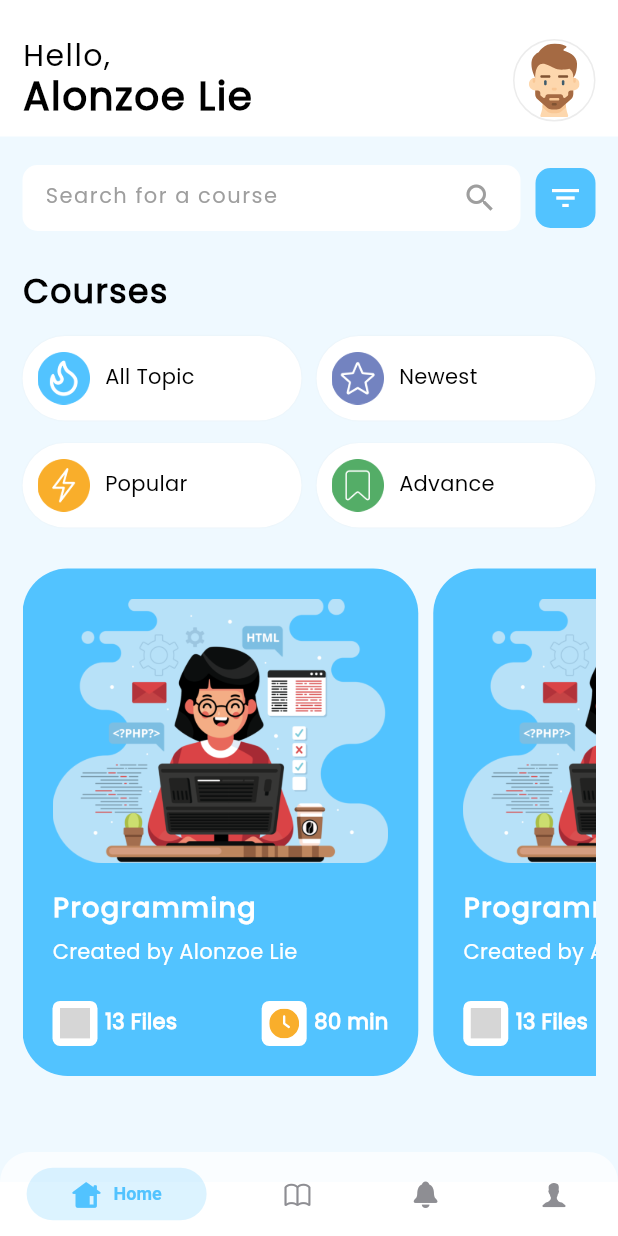
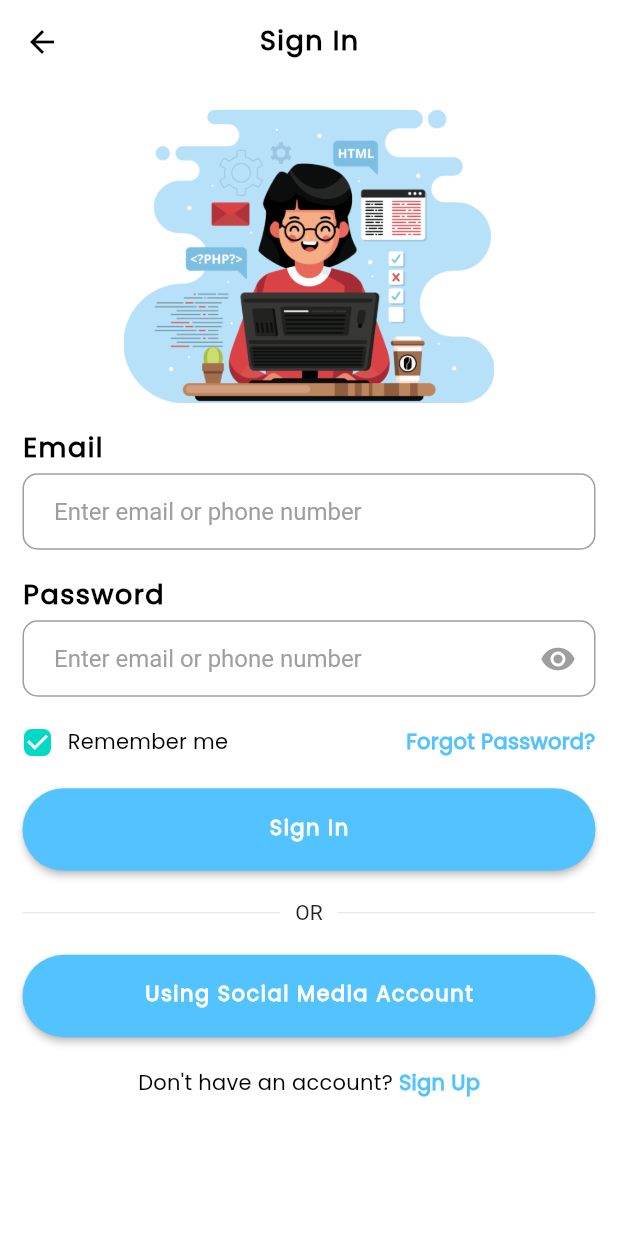
Before and after one commit to iqbaalee/online_course-UI, a Flutter app: the screen it shows after launch, after a tap on "Get Started", on a phone screen of 412 x 824 dp. Run offline on Flutter 3.47's test engine with Material 2 defaults, Android fonts, the phone set to English and light mode, and no system bars; drawn by our look-alikes of persistent_bottom_nav_bar; our stand-ins replace double_back_to_close, flutter_svg, get, video_player; network calls fail; grey boxes are pictures that could not be loaded.

Commit message:
update login view

```diff
--- /dev/null
+++ b/lib/app/components/custom_button.dart
@@ -0,0 +1,44 @@
+import 'package:flutter/material.dart';
+import 'package:online_course/app/utils/style.dart';
+
+class CustomButton extends StatelessWidget {
+  final String text;
+  final Function()? onTap;
+  final Color? color;
+  final Color? textColor;
+  final TextStyle? textStyle;
+  final double? radius;
+  final double? textSize;
+  const CustomButton({
+    super.key,
+    this.onTap,
+    required this.text,
+    this.color,
+    this.textColor,
+    this.textStyle,
+    this.radius,
+    this.textSize,
+  });
+
+  @override
+  Widget build(BuildContext context) {
+    return ElevatedButton(
+      style: ElevatedButton.styleFrom(
+        backgroundColor: color ?? Theme.of(context).primaryColor,
+        shape: RoundedRectangleBorder(
+          borderRadius: BorderRadius.circular(radius ?? 50),
+        ),
+      ),
+      onPressed: () {
+        if (onTap != null) {
+          onTap!();
+        }
+      },
+      child: Text(
+        text,
+        style: textStyle ??
+            textTitle(color: textColor ?? Colors.white, size: textSize ?? 14),
+      ),
+    );
+  }
+}
--- a/lib/app/components/custom_input_password.dart
+++ b/lib/app/components/custom_input_password.dart
@@ -18,6 +18,8 @@ class CustomInputPassword extends StatefulWidget {
   final Function? onChanged;
   final Function? onEditingComplete;
   final bool? typePassword;
+  final Color? borderColor;
+  final TextStyle? style;
   const CustomInputPassword({
     super.key,
     required this.controller,
@@ -36,6 +38,8 @@ class CustomInputPassword extends StatefulWidget {
     this.onChanged,
     this.onEditingComplete,
     this.typePassword,
+    this.borderColor,
+    this.style,
   });
 
   @override
@@ -49,10 +53,14 @@ class _CustomInputPasswordState extends State<CustomInputPassword> {
     return Container(
       width: double.infinity,
       decoration: BoxDecoration(
+        border: Border.all(
+          color: widget.borderColor ?? Colors.transparent,
+        ),
         borderRadius: BorderRadius.circular(widget.radius ?? 10),
         color: Get.theme.scaffoldBackgroundColor,
       ),
       child: TextField(
+        style: widget.style,
         obscureText: showPassword,
         controller: widget.controller,
         onSubmitted: (value) {
@@ -64,7 +72,6 @@ class _CustomInputPasswordState extends State<CustomInputPassword> {
           }
         },
         decoration: InputDecoration(
-          isDense: true,
           contentPadding: EdgeInsets.symmetric(horizontal: 20, vertical: 15),
           hintText: widget.hintText ?? '',
           hintStyle: TextStyle(color: widget.hintStyleColor ?? Colors.grey),
--- a/lib/app/components/custom_text_field.dart
+++ b/lib/app/components/custom_text_field.dart
@@ -24,6 +24,7 @@ class CustomTextField extends StatelessWidget {
   final Color? cursorColor;
   final TextStyle? style;
   final TextInputAction? textInputAction;
+  final Color? borderColor;
   const CustomTextField({
     super.key,
     required this.controller,
@@ -47,6 +48,7 @@ class CustomTextField extends StatelessWidget {
     this.cursorColor,
     this.style,
     this.textInputAction,
+    this.borderColor,
   });
 
   @override
@@ -54,13 +56,16 @@ class CustomTextField extends StatelessWidget {
     return Container(
       width: double.infinity,
       decoration: BoxDecoration(
+        border: Border.all(
+          color: borderColor ?? Colors.transparent,
+        ),
         borderRadius: BorderRadius.circular(radius ?? 10),
         color: backgroundColor ?? Get.theme.scaffoldBackgroundColor,
       ),
       child: Center(
         child: TextField(
           textInputAction: textInputAction ?? TextInputAction.done,
-          style: style ?? Get.textTheme.bodyText1,
+          style: style,
           controller: controller,
           onChanged: (value) {
             if (onChanged != null) onChanged!();
--- /dev/null
+++ b/lib/app/modules/login/bindings/login_binding.dart
@@ -0,0 +1,12 @@
+import 'package:get/get.dart';
+
+import '../controllers/login_controller.dart';
+
+class LoginBinding extends Bindings {
+  @override
+  void dependencies() {
+    Get.lazyPut<LoginController>(
+      () => LoginController(),
+    );
+  }
+}
--- /dev/null
+++ b/lib/app/modules/login/controllers/login_controller.dart
@@ -0,0 +1,20 @@
+import 'package:get/get.dart';
+
+class LoginController extends GetxController {
+  //TODO: Implement LoginController
+
+  final count = 0.obs;
+  @override
+  void onInit() {
+    super.onInit();
+  }
+
+  @override
+  void onReady() {
+    super.onReady();
+  }
+
+  @override
+  void onClose() {}
+  void increment() => count.value++;
+}
--- /dev/null
+++ b/lib/app/modules/login/views/login_view.dart
@@ -0,0 +1,150 @@
+import 'package:flutter/material.dart';
+
+import 'package:get/get.dart';
+import 'package:online_course/app/components/custom_button.dart';
+import 'package:online_course/app/components/custom_input_password.dart';
+import 'package:online_course/app/components/custom_text_field.dart';
+import 'package:online_course/app/utils/style.dart';
+
+import '../controllers/login_controller.dart';
+
+class LoginView extends GetView<LoginController> {
+  @override
+  Widget build(BuildContext context) {
+    return Scaffold(
+      appBar: AppBar(
+        elevation: 0,
+        backgroundColor: Get.theme.scaffoldBackgroundColor,
+        title: Text(
+          'Sign In',
+          style: textTitle(size: 18),
+        ),
+        centerTitle: true,
+        leading: BackButton(color: Colors.black),
+      ),
+      body: GestureDetector(
+        onTap: () {
+          FocusManager.instance.primaryFocus?.unfocus();
+        },
+        child: SingleChildScrollView(
+          physics: BouncingScrollPhysics(),
+          child: Container(
+            padding: EdgeInsets.symmetric(horizontal: 15, vertical: 17.5),
+            width: Get.width,
+            height: Get.height,
+            child: Column(
+              crossAxisAlignment: CrossAxisAlignment.start,
+              children: [
+                Row(
+                  mainAxisAlignment: MainAxisAlignment.center,
+                  children: [
+                    Image.asset('assets/images/png/programmer.png',
+                        width: Get.width * .6),
+                  ],
+                ),
+                SizedBox(height: 20),
+                Text(
+                  'Email',
+                  style: textTitle(size: 18),
+                ),
+                SizedBox(height: 5),
+                CustomTextField(
+                  borderColor: Colors.grey,
+                  hintText: 'Enter email or phone number',
+                  controller: TextEditingController(),
+                ),
+                SizedBox(height: 20),
+                Text(
+                  'Password',
+                  style: textTitle(size: 18),
+                ),
+                SizedBox(height: 5),
+                CustomInputPassword(
+                  borderColor: Colors.grey,
+                  hintText: 'Enter email or phone number',
+                  controller: TextEditingController(),
+                ),
+                SizedBox(height: 20),
+                Row(
+                  children: [
+                    Container(
+                      width: 20,
+                      height: 20,
+                      child: Checkbox(
+                        shape: RoundedRectangleBorder(
+                          borderRadius: BorderRadius.circular(5),
+                        ),
+                        value: true,
+                        onChanged: (value) {},
+                      ),
+                    ),
+                    SizedBox(width: 10),
+                    Text(
+                      'Remember me',
+                      style: textSubtitle(
+                        fontWeight: FontWeight.normal,
+                      ),
+                    ),
+                    Spacer(),
+                    Text(
+                      'Forgot Password?',
+                      style: textSubtitle(
+                        color: Get.theme.primaryColor,
+                      ),
+                    ),
+                  ],
+                ),
+                SizedBox(height: 20),
+                SizedBox.fromSize(
+                  size: Size(Get.width, 55),
+                  child: CustomButton(
+                    onTap: () {},
+                    text: 'Sign In',
+                  ),
+                ),
+                SizedBox(height: 20),
+                Row(children: <Widget>[
+                  Expanded(
+                    child: Divider(),
+                  ),
+                  Padding(
+                    padding: const EdgeInsets.symmetric(horizontal: 10.0),
+                    child: Text("OR"),
+                  ),
+                  Expanded(child: Divider()),
+                ]),
+                SizedBox(height: 20),
+                SizedBox.fromSize(
+                  size: Size(Get.width, 55),
+                  child: CustomButton(
+                    onTap: () {},
+                    text: 'Using Social Media Account',
+                  ),
+                ),
+                SizedBox(height: 20),
+                Row(
+                  mainAxisAlignment: MainAxisAlignment.center,
+                  children: [
+                    Text('Don\'t have an account? ',
+                        style: textSubtitle(
+                          fontWeight: FontWeight.normal,
+                        )),
+                    GestureDetector(
+                      onTap: () {},
+                      child: Text(
+                        'Sign Up',
+                        style: textSubtitle(
+                          color: Get.theme.primaryColor,
+                        ),
+                      ),
+                    ),
+                  ],
+                )
+              ],
+            ),
+          ),
+        ),
+      ),
+    );
+  }
+}
--- a/lib/app/modules/onboarding/controllers/onboarding_controller.dart
+++ b/lib/app/modules/onboarding/controllers/onboarding_controller.dart
@@ -4,6 +4,7 @@ import 'package:online_course/app/data/models/onboarding_model.dart';
 
 class OnboardingController extends GetxController {
   late PageController pageController;
+  final RxInt currentPage = 0.obs;
   final onboarding = [
     OnboardingModel(
       index: 0,
@@ -42,6 +43,8 @@ class OnboardingController extends GetxController {
   void onClose() {}
 
   void scrollOnboarding(value) {
+    currentPage(value);
+
     var tempOnboarding = [...onboarding];
     for (var e in onboarding) {
       if (e.index == value) {
--- a/lib/app/modules/onboarding/views/onboarding_view.dart
+++ b/lib/app/modules/onboarding/views/onboarding_view.dart
@@ -67,9 +67,30 @@ class OnboardingView extends GetView<OnboardingController> {
                 }).toList(),
               ),
             ),
+            Obx(
+              () => controller.currentPage.value !=
+                      controller.onboarding.length - 1
+                  ? Positioned(
+                      top: 0,
+                      right: 30,
+                      child: GestureDetector(
+                        onTap: () {
+                          Get.toNamed(Routes.LOGIN);
+                        },
+                        child: Text(
+                          'Skip',
+                          style: textTitle(),
+                        ),
+                      ),
+                    )
+                  : SizedBox(),
+            ),
             Positioned.fromRelativeRect(
               rect: RelativeRect.fromLTRB(0, Get.height * .5, 0, 0),
-              child: Row(
+              child: GetBuilder<OnboardingController>(
+                id: 'onboarding',
+                builder: (oC) {
+                  return Row(
                     mainAxisAlignment: MainAxisAlignment.center,
                     children: controller.onboarding.map((e) {
                       return Row(
@@ -88,6 +109,8 @@ class OnboardingView extends GetView<OnboardingController> {
                         ],
                       );
                     }).toList(),
+                  );
+                },
               ),
             ),
           ],
@@ -107,7 +130,7 @@ class OnboardingView extends GetView<OnboardingController> {
               ),
             ),
             onPressed: () {
-              Get.toNamed(Routes.MAIN);
+              Get.toNamed(Routes.LOGIN);
             },
             child: Text(
               'Get Started',
--- a/lib/app/modules/search/views/search_view.dart
+++ b/lib/app/modules/search/views/search_view.dart
@@ -91,7 +91,7 @@ class SearchView extends GetView<SearchController> {
         ),
       ),
       body: GestureDetector(
-        onTap: () => FocusScope.of(context).unfocus(),
+        onTap: () => FocusManager.instance.primaryFocus?.unfocus(),
         child: Container(
           height: Get.height,
           width: Get.width,
--- a/lib/app/routes/app_pages.dart
+++ b/lib/app/routes/app_pages.dart
@@ -6,6 +6,8 @@ import 'package:online_course/app/modules/course/bindings/course_binding.dart';
 import 'package:online_course/app/modules/course/views/course_view.dart';
 import 'package:online_course/app/modules/home/bindings/home_binding.dart';
 import 'package:online_course/app/modules/home/views/home_view.dart';
+import 'package:online_course/app/modules/login/bindings/login_binding.dart';
+import 'package:online_course/app/modules/login/views/login_view.dart';
 import 'package:online_course/app/modules/main/bindings/main_binding.dart';
 import 'package:online_course/app/modules/main/views/main_view.dart';
 import 'package:online_course/app/modules/onboarding/bindings/onboarding_binding.dart';
@@ -53,5 +55,10 @@ class AppPages {
       page: () => OnboardingView(),
       binding: OnboardingBinding(),
     ),
+    GetPage(
+      name: _Paths.LOGIN,
+      page: () => LoginView(),
+      binding: LoginBinding(),
+    ),
   ];
 }
--- a/lib/app/routes/app_routes.dart
+++ b/lib/app/routes/app_routes.dart
@@ -12,6 +12,7 @@ abstract class Routes {
   static const CLASS_DETAIL = _Paths.CLASS_DETAIL;
   static const SEARCH = _Paths.SEARCH;
   static const ONBOARDING = _Paths.ONBOARDING;
+  static const LOGIN = _Paths.LOGIN;
 }
 
 abstract class _Paths {
@@ -21,4 +22,5 @@ abstract class _Paths {
   static const CLASS_DETAIL = '/class-detail';
   static const SEARCH = '/search';
   static const ONBOARDING = '/onboarding';
+  static const LOGIN = '/login';
 }
--- a/lib/app/utils/style.dart
+++ b/lib/app/utils/style.dart
@@ -5,6 +5,7 @@ TextStyle textTitle({
   Color? color,
   FontWeight? fontWeight = FontWeight.bold,
   FontStyle? fontStyle = FontStyle.normal,
+  double? heightText = 1.2,
 }) =>
     TextStyle(
       fontSize: size,
@@ -12,7 +13,7 @@ TextStyle textTitle({
       fontWeight: fontWeight,
       fontStyle: fontStyle,
       fontFamily: 'Poppins',
-      height: 1.2,
+      height: heightText ?? 0,
       letterSpacing: 1,
     );
 
@@ -21,6 +22,7 @@ TextStyle textSubtitle({
   Color? color,
   FontWeight? fontWeight = FontWeight.bold,
   FontStyle? fontStyle = FontStyle.normal,
+  double? heightText = 0,
 }) =>
     TextStyle(
       fontSize: size,
@@ -28,7 +30,7 @@ TextStyle textSubtitle({
       fontWeight: fontWeight,
       fontStyle: fontStyle,
       fontFamily: 'Poppins',
-      height: 1.2,
+      height: heightText ?? 0,
       letterSpacing: .2,
     );
 
```
Also changed, not shown: lib/app/components/button_rounded.dart (added). Lines whose indentation alone changed are shown as unchanged.
